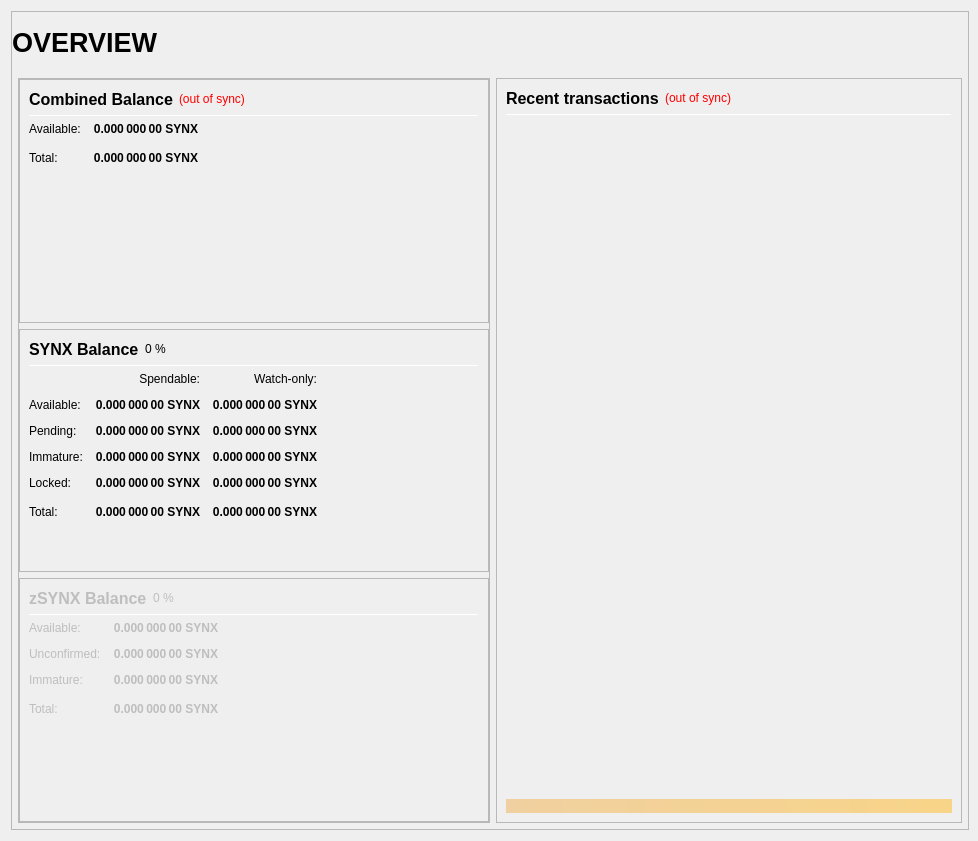
convertdoubler/strawberrycoin, file src/qt/forms/overviewpage.ui: the form before one commit.
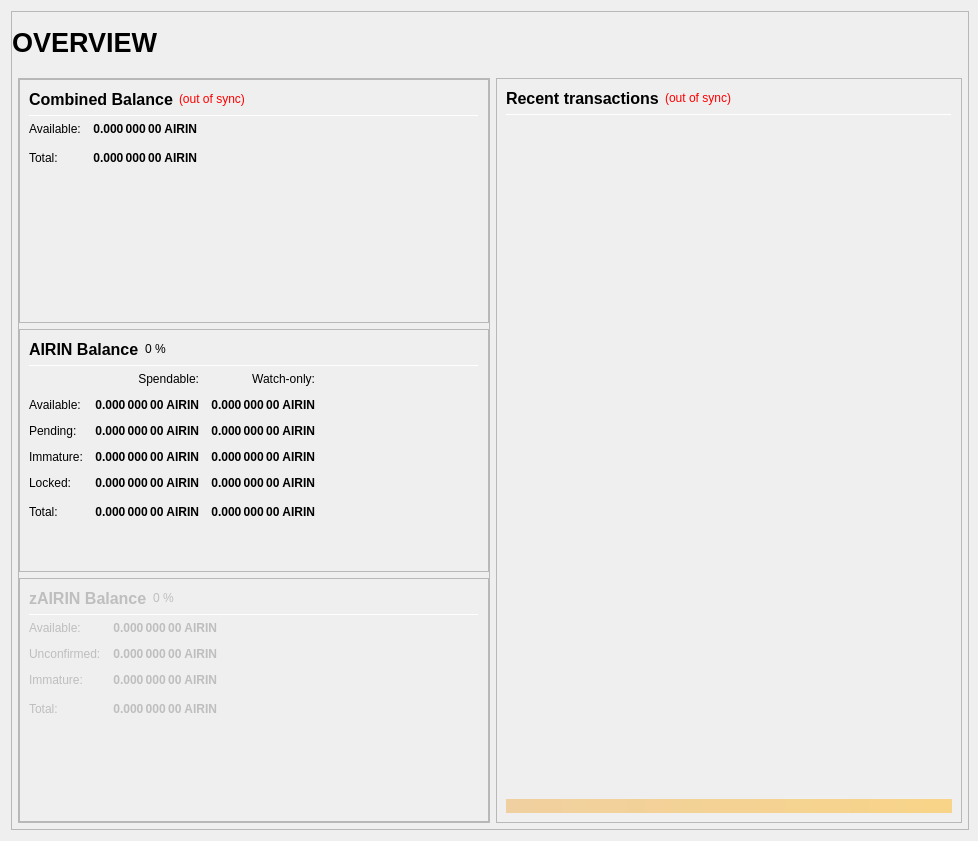
The form after the commit.

The edit to the form file:
```diff
--- a/src/qt/forms/overviewpage.ui
+++ b/src/qt/forms/overviewpage.ui
@@ -333,7 +333,7 @@
                           <string>Your current spendable balance</string>
                          </property>
                          <property name="text">
-                          <string notr="true">0.000 000 00 SYNX</string>
+                          <string notr="true">0.000 000 00 AIRIN</string>
                          </property>
                          <property name="alignment">
                           <set>Qt::AlignRight|Qt::AlignTrailing|Qt::AlignVCenter</set>
@@ -365,7 +365,7 @@
                           <string>Total Balance, including all unavailable coins.</string>
                          </property>
                          <property name="text">
-                          <string notr="true">0.000 000 00 SYNX</string>
+                          <string notr="true">0.000 000 00 AIRIN</string>
                          </property>
                          <property name="alignment">
                           <set>Qt::AlignRight|Qt::AlignTrailing|Qt::AlignVCenter</set>
@@ -433,7 +433,7 @@
                           </font>
                          </property>
                          <property name="text">
-                          <string>SYNX Balance</string>
+                          <string>AIRIN Balance</string>
                          </property>
                         </widget>
                        </item>
@@ -525,7 +525,7 @@
                           <string>Your current spendable balance</string>
                          </property>
                          <property name="text">
-                          <string notr="true">0.000 000 00 SYNX</string>
+                          <string notr="true">0.000 000 00 AIRIN</string>
                          </property>
                          <property name="alignment">
                           <set>Qt::AlignRight|Qt::AlignTrailing|Qt::AlignVCenter</set>
@@ -550,7 +550,7 @@
                           <string>Your current balance in watch-only addresses</string>
                          </property>
                          <property name="text">
-                          <string notr="true">0.000 000 00 SYNX</string>
+                          <string notr="true">0.000 000 00 AIRIN</string>
                          </property>
                          <property name="alignment">
                           <set>Qt::AlignRight|Qt::AlignTrailing|Qt::AlignVCenter</set>
@@ -582,7 +582,7 @@
                           <string>Total of transactions that have yet to be confirmed, and do not yet count toward the spendable balance</string>
                          </property>
                          <property name="text">
-                          <string notr="true">0.000 000 00 SYNX</string>
+                          <string notr="true">0.000 000 00 AIRIN</string>
                          </property>
                          <property name="alignment">
                           <set>Qt::AlignRight|Qt::AlignTrailing|Qt::AlignVCenter</set>
@@ -607,7 +607,7 @@
                           <string>Unconfirmed transactions to watch-only addresses</string>
                          </property>
                          <property name="text">
-                          <string notr="true">0.000 000 00 SYNX</string>
+                          <string notr="true">0.000 000 00 AIRIN</string>
                          </property>
                          <property name="alignment">
                           <set>Qt::AlignRight|Qt::AlignTrailing|Qt::AlignVCenter</set>
@@ -639,7 +639,7 @@
                           <string>Staked or masternode rewards that has not yet matured</string>
                          </property>
                          <property name="text">
-                          <string notr="true">0.000 000 00 SYNX</string>
+                          <string notr="true">0.000 000 00 AIRIN</string>
                          </property>
                          <property name="alignment">
                           <set>Qt::AlignRight|Qt::AlignTrailing|Qt::AlignVCenter</set>
@@ -664,7 +664,7 @@
                           <string>Staked or masternode rewards in watch-only addresses that has not yet matured</string>
                          </property>
                          <property name="text">
-                          <string notr="true">0.000 000 00 SYNX</string>
+                          <string notr="true">0.000 000 00 AIRIN</string>
                          </property>
                          <property name="alignment">
                           <set>Qt::AlignRight|Qt::AlignTrailing|Qt::AlignVCenter</set>
@@ -699,7 +699,7 @@
                           <string>Locked SYNX or Masternode collaterals. These are excluded from zSYNX minting.</string>
                          </property>
                          <property name="text">
-                          <string notr="true">0.000 000 00 SYNX</string>
+                          <string notr="true">0.000 000 00 AIRIN</string>
                          </property>
                          <property name="alignment">
                           <set>Qt::AlignRight|Qt::AlignTrailing|Qt::AlignVCenter</set>
@@ -724,7 +724,7 @@
                           <string>Current locked balance in watch-only addresses</string>
                          </property>
                          <property name="text">
-                          <string notr="true">0.000 000 00 SYNX</string>
+                          <string notr="true">0.000 000 00 AIRIN</string>
                          </property>
                          <property name="alignment">
                           <set>Qt::AlignRight|Qt::AlignTrailing|Qt::AlignVCenter</set>
@@ -759,7 +759,7 @@
                           <string>Your current SYNDICATE balance, unconfirmed and immature transactions included</string>
                          </property>
                          <property name="text">
-                          <string notr="true">0.000 000 00 SYNX</string>
+                          <string notr="true">0.000 000 00 AIRIN</string>
                          </property>
                          <property name="alignment">
                           <set>Qt::AlignRight|Qt::AlignTrailing|Qt::AlignVCenter</set>
@@ -784,7 +784,7 @@
                           <string>Current total balance in watch-only addresses</string>
                          </property>
                          <property name="text">
-                          <string notr="true">0.000 000 00 SYNX</string>
+                          <string notr="true">0.000 000 00 AIRIN</string>
                          </property>
                          <property name="alignment">
                           <set>Qt::AlignRight|Qt::AlignTrailing|Qt::AlignVCenter</set>
@@ -855,7 +855,7 @@
                           </font>
                          </property>
                          <property name="text">
-                          <string>zSYNX Balance</string>
+                          <string>zAIRIN Balance</string>
                          </property>
                         </widget>
                        </item>
@@ -929,7 +929,7 @@
 These zSYNX are spendable.</string>
                          </property>
                          <property name="text">
-                          <string notr="true">0.000 000 00 SYNX</string>
+                          <string notr="true">0.000 000 00 AIRIN</string>
                          </property>
                          <property name="alignment">
                           <set>Qt::AlignRight|Qt::AlignTrailing|Qt::AlignVCenter</set>
@@ -960,7 +960,7 @@
 Immature: confirmed, but less than 3 mints of the same denomination after it was minted</string>
                          </property>
                          <property name="text">
-                          <string notr="true">0.000 000 00 SYNX</string>
+                          <string notr="true">0.000 000 00 AIRIN</string>
                          </property>
                          <property name="alignment">
                           <set>Qt::AlignRight|Qt::AlignTrailing|Qt::AlignVCenter</set>
@@ -991,7 +991,7 @@
 Immature: confirmed, but less than 3 mints of the same denomination after it was minted</string>
                          </property>
                          <property name="text">
-                          <string notr="true">0.000 000 00 SYNX</string>
+                          <string notr="true">0.000 000 00 AIRIN</string>
                          </property>
                          <property name="alignment">
                           <set>Qt::AlignRight|Qt::AlignTrailing|Qt::AlignVCenter</set>
@@ -1023,7 +1023,7 @@
                           <string>Your current zSYNX balance, unconfirmed and immature zSYNX included.</string>
                          </property>
                          <property name="text">
-                          <string notr="true">0.000 000 00 SYNX</string>
+                          <string notr="true">0.000 000 00 AIRIN</string>
                          </property>
                          <property name="alignment">
                           <set>Qt::AlignRight|Qt::AlignTrailing|Qt::AlignVCenter</set>
```
Left out of the diff: 24 changed lines with no effect on the pictures.
